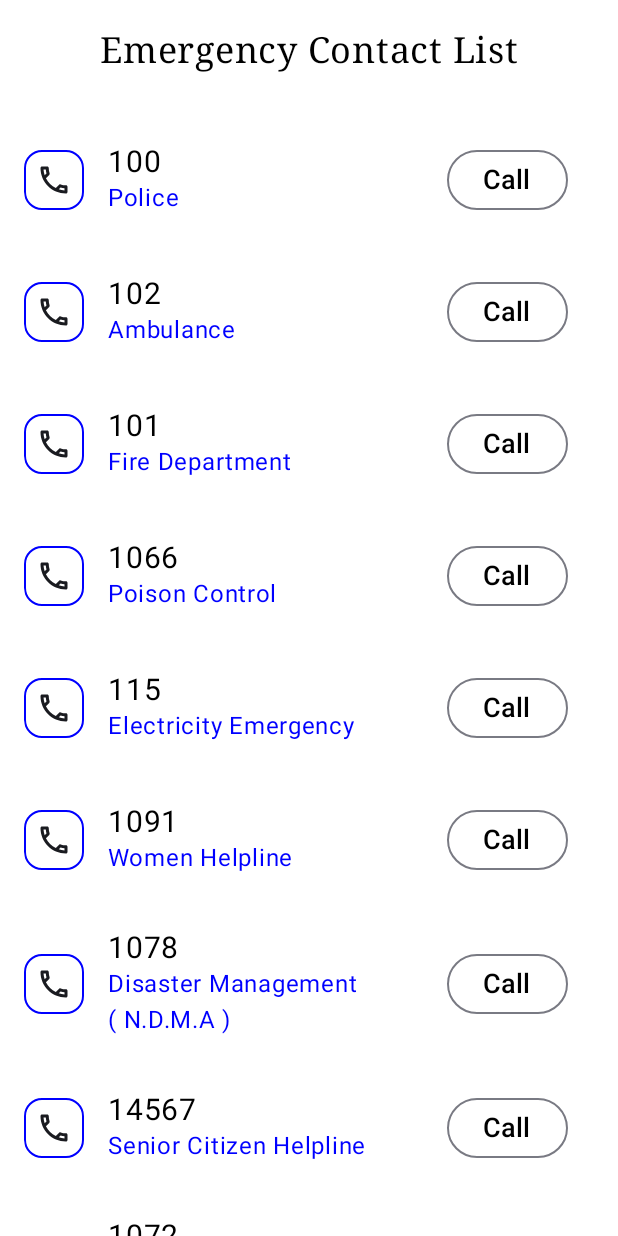
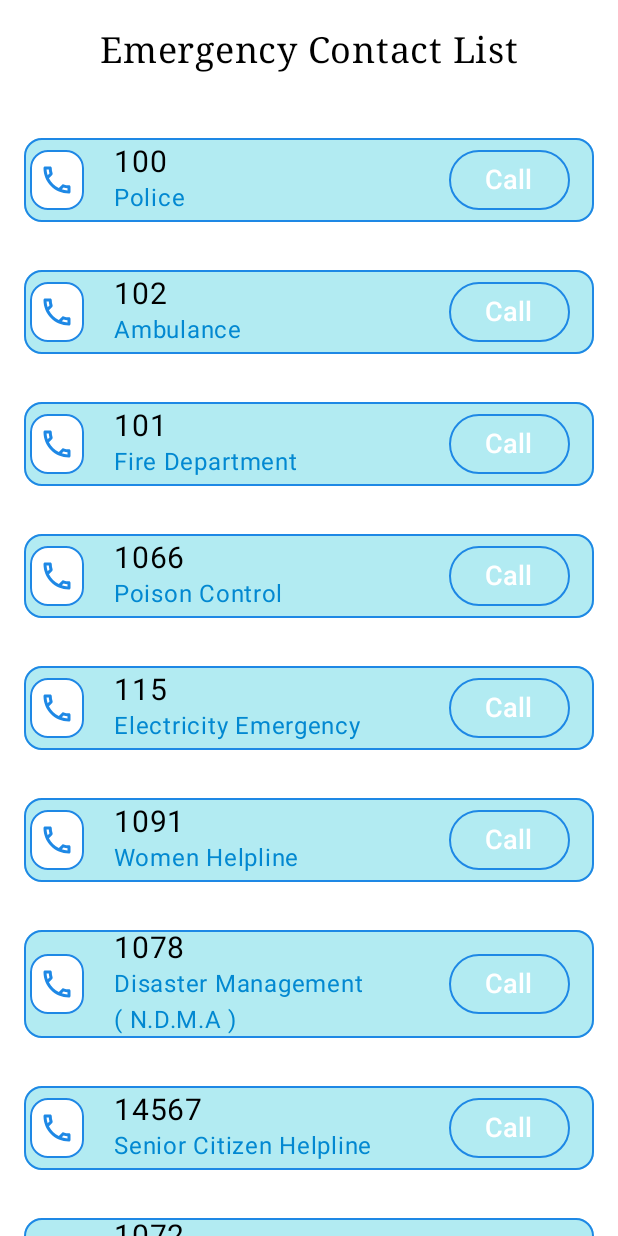
Before and after one commit to anuragkanojiya1/MyHealthPassport, an Android app built with Jetpack Compose: the emergency_contacts screen opened through its navigation route, on a phone screen of 412 x 824 dp. Run offline under Robolectric (Android 15) with nearby library versions, the phone set to English and light mode, and no system bars; our stand-ins replace Firebase (no records; nobody signed in at launch, a user with empty details on screens opened directly).

Commit message:
Updated EmergencyContacts file

```diff
--- a/app/src/main/java/com/example/myhealthpassport/Composables/EmergencyContacts.kt
+++ b/app/src/main/java/com/example/myhealthpassport/Composables/EmergencyContacts.kt
@@ -42,6 +42,10 @@ fun EmergencyContactsList(contacts: List<EmergencyContact>) {
     val context = LocalContext.current
 
     val gradient = Brush.horizontalGradient(
+        colors = listOf(Color(0xFF81D4FA), Color(0xFFB3E5FC)) // Softer gradient
+    )
+
+    val gradient2 = Brush.horizontalGradient(
         colors = listOf(Color(0xFF44A6FC), Color(0xFF75F8F2))
     )
 
@@ -63,14 +67,19 @@ fun EmergencyContactsList(contacts: List<EmergencyContact>) {
                     .padding(
                         horizontal = 16.dp,
                     vertical = 16.dp)
-                    .clip(RoundedCornerShape(10.dp,10.dp,20.dp,20.dp)),
+                    .border(1.dp,  Color(0xFF1E88E5), shape = RoundedCornerShape(12.dp))
+                    .fillMaxWidth()
+                    .background(Color(0xFFB2EBF2), RoundedCornerShape(12.dp)) // Lighter but visible cyan
+                    .clip(RoundedCornerShape(12.dp)),
                     verticalAlignment = Alignment.CenterVertically,
-
                 ) {
 
                     Card(shape = CardDefaults.outlinedShape,
-                        modifier = Modifier.size(40.dp).align(Alignment.CenterVertically)
-                            .border(1.dp, Color.Blue, shape = CardDefaults.outlinedShape),
+                        modifier = Modifier
+                            .size(width = 44.dp, height = 40.dp)
+                            .padding(horizontal = 4.dp)
+                            .align(Alignment.CenterVertically)
+                            .border(1.dp, Color(0xFF1E88E5), shape = CardDefaults.outlinedShape),
                         colors = CardDefaults.outlinedCardColors(containerColor = Color.White)
                     ) {
                         Icon(
@@ -78,13 +87,15 @@ fun EmergencyContactsList(contacts: List<EmergencyContact>) {
                             contentDescription = "",
                             modifier = Modifier.align(Alignment.CenterHorizontally)
                                 .padding(vertical = 8.dp),
+                            tint = Color(0xFF1E88E5),
                             )
                     }
                     Column(modifier = Modifier.fillMaxWidth(0.7f).padding(start = 16.dp)){
                         Text(text = contact.phoneNumber,
-                            fontSize = 20.sp)
+                            color = Color.Black,
+                                    fontSize = 20.sp)
                         Text(text = contact.name,
-                            color = Color.Blue,
+                            color = Color(0xFF0288D1), // Softer blue
                             fontSize = 16.sp,
                             modifier = Modifier.align(Alignment.Start))
                     }
@@ -108,10 +119,12 @@ fun EmergencyContactsList(contacts: List<EmergencyContact>) {
                         },
                         modifier = Modifier
                             .padding(4.dp, 4.dp),
+                        border = _root_ide_package_.androidx.compose.foundation.BorderStroke(1.dp,Color(0xFF1E88E5)
+                        )
                     ) {
                         Text(text = "Call",
                             fontSize = 18.sp,
-                            color = Color.Black,
+                            color = Color.White,
                             fontFamily = FontFamily.SansSerif)
                     }
                 }
@@ -120,9 +133,29 @@ fun EmergencyContactsList(contacts: List<EmergencyContact>) {
     }
 }
 
+@Composable
+fun EmergencyContactsListPreview(navController: NavController) {
+    val contacts = listOf(
+        EmergencyContact("Police", "100"),
+        EmergencyContact("Ambulance", "102"),
+        EmergencyContact("Fire Department", "101"),
+        EmergencyContact("Poison Control", "1066"),
+        EmergencyContact("Electricity Emergency", "115"),
+        EmergencyContact("Women Helpline", "1091"),
+        EmergencyContact("Disaster Management ( N.D.M.A )", "1078"),
+        EmergencyContact("Senior Citizen Helpline", "14567"),
+        EmergencyContact("Railway Accident Emergency Service", "1072"),
+        EmergencyContact("Road Accident Emergency Service", "1912"),
+    )
+
+    MaterialTheme {
+        EmergencyContactsList(contacts = contacts)
+    }
+}
+
 @Preview(showBackground = true)
 @Composable
-fun EmergencyContactsListPreview(navController: NavController) {
+fun EmergencyContactsListPrevie() {
     val contacts = listOf(
         EmergencyContact("Police", "100"),
         EmergencyContact("Ambulance", "102"),
```
